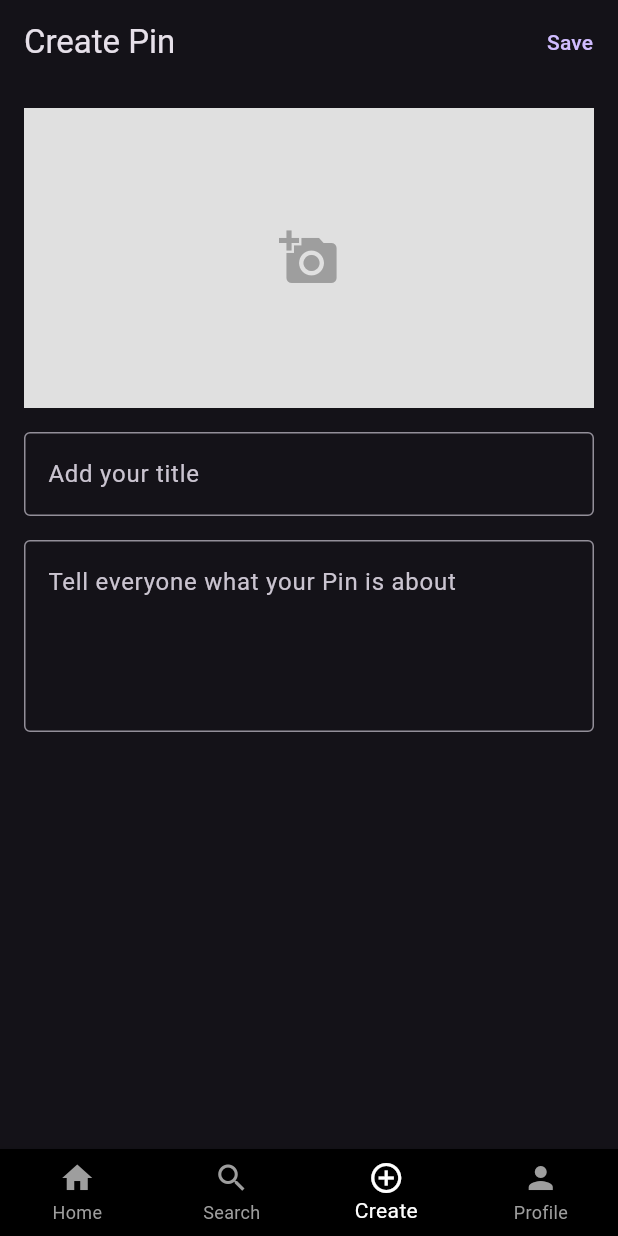
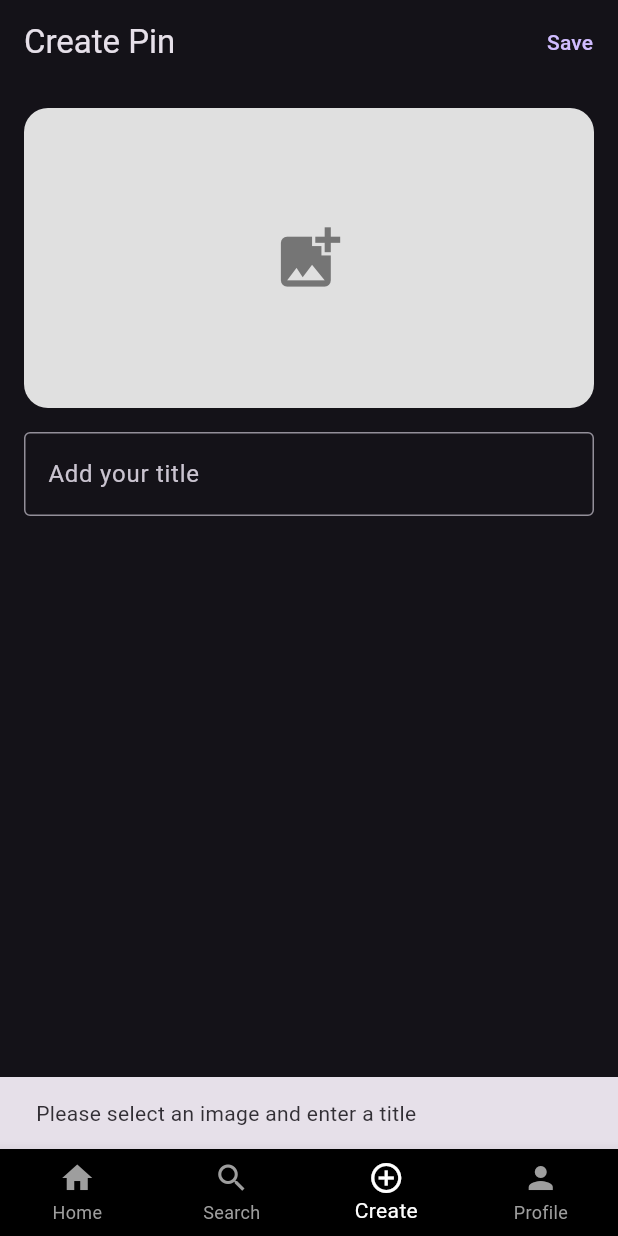
Before and after one commit to RayaAlam/alamgalerirpl, a Flutter app: the screen it shows once a user with an empty profile is signed in, item 3 of the bottom bar chosen, after a tap on "Save", on a phone screen of 412 x 824 dp. Run offline on Flutter 3.47's test engine with Material 3 defaults, Android fonts, the phone set to English and light mode, and no system bars; our stand-ins replace firebase_auth, firebase_core, image_picker; accounts and stored records are empty; network calls fail.

```diff
--- a/lib/main.dart
+++ b/lib/main.dart
@@ -4,6 +4,7 @@ import 'package:flutter_uilogin/provider/auth_provider.dart';
 import 'package:flutter_uilogin/provider/imagepick_provider.dart';
 import 'package:flutter_uilogin/screen/home_screen.dart';
 import 'package:flutter_uilogin/screen/login_screen.dart';
+import 'package:flutter_uilogin/services/firebase_service.dart';
 import 'package:provider/provider.dart';
 import 'package:firebase_core/firebase_core.dart';
 import 'firebase_options.dart';
@@ -13,6 +14,8 @@ import 'screen/home_screen.dart';
 import 'screen/search_screen.dart';
 import 'screen/create_post_screen.dart';
 import 'screen/profile_screen.dart';
+
+final firebaseService = FirebaseService();
 
 void main() async {
   WidgetsFlutterBinding.ensureInitialized();
--- a/lib/screen/create_post_screen.dart
+++ b/lib/screen/create_post_screen.dart
@@ -1,6 +1,10 @@
 import 'dart:io';
 
+import 'package:firebase_auth/firebase_auth.dart';
+import 'package:flutter/cupertino.dart';
 import 'package:flutter/material.dart';
+import 'package:flutter_uilogin/services/pin_service.dart';
+import 'package:image_picker/image_picker.dart';
 
 class CreatePostScreen extends StatefulWidget {
   @override
@@ -8,12 +12,47 @@ class CreatePostScreen extends StatefulWidget {
 }
 
 class _CreatePostScreenState extends State<CreatePostScreen> {
+  File? _image;
   final _titleController = TextEditingController();
-  final _descriptionController = TextEditingController();
-  File? _image;
+  final _pinService = PinService();
+  bool _isLoading = false;
 
   Future<void> _pickImage() async {
-    // Implement image picking logic
+    final picker = ImagePicker();
+    final pickedFile = await picker.pickImage(source: ImageSource.gallery);
+
+    if (pickedFile != null) {
+      setState(() {
+        _image = File(pickedFile.path);
+      });
+    }
+  }
+
+  Future<void> _createPin() async {
+    if (_image == null || _titleController.text.isEmpty) {
+      ScaffoldMessenger.of(context).showSnackBar(
+        SnackBar(content: Text('Please select an image and enter a title')),
+      );
+      return;
+    }
+
+    setState(() => _isLoading = true);
+
+    try {
+      await _pinService.createPin(
+        title: _titleController.text,
+        imageFile: _image!,
+        userId: FirebaseAuth.instance.currentUser!.uid,
+      );
+
+      Navigator.pop(context);
+    } catch (e) {
+      ScaffoldMessenger.of(context).showSnackBar(
+        SnackBar(content: Text('Error creating pin: $e')),
+      );
+    } finally {
+      setState(() => _isLoading = false);
+    }
   }
 
   @override
@@ -22,28 +61,41 @@ class _CreatePostScreenState extends State<CreatePostScreen> {
       appBar: AppBar(
         title: Text('Create Pin'),
         actions: [
-          TextButton(
-            onPressed: () {
-              // Implement save pin logic
-            },
-            child: Text('Save'),
-          ),
+          if (!_isLoading)
+            TextButton(
+              onPressed: _createPin,
+              child: Text('Save'),
+            ),
         ],
       ),
-      body: Padding(
-        padding: EdgeInsets.all(16.0),
+      body: _isLoading
+          ? Center(child: CircularProgressIndicator())
+          : SingleChildScrollView(
+        padding: EdgeInsets.all(16),
         child: Column(
-          crossAxisAlignment: CrossAxisAlignment.start,
           children: [
             GestureDetector(
               onTap: _pickImage,
-              child: _image != null
-                  ? Image.file(_image!, width: double.infinity, height: 200, fit: BoxFit.cover)
-                  : Container(
+              child: Container(
+                height: 200,
                 width: double.infinity,
-                height: 200,
-                color: Colors.grey[300],
-                child: Icon(Icons.add_a_photo, size: 40, color: Colors.grey),
+                decoration: BoxDecoration(
+                  color: Colors.grey[300],
+                  borderRadius: BorderRadius.circular(16),
+                ),
+                child: _image != null
+                    ? ClipRRect(
+                  borderRadius: BorderRadius.circular(16),
+                  child: Image.file(
+                    _image!,
+                    fit: BoxFit.cover,
+                  ),
+                )
+                    : Icon(
+                  Icons.add_photo_alternate,
+                  size: 50,
+                  color: Colors.grey[600],
+                ),
               ),
             ),
             SizedBox(height: 16),
@@ -54,15 +106,6 @@ class _CreatePostScreenState extends State<CreatePostScreen> {
                 border: OutlineInputBorder(),
               ),
             ),
-            SizedBox(height: 16),
-            TextField(
-              controller: _descriptionController,
-              maxLines: 4,
-              decoration: InputDecoration(
-                hintText: 'Tell everyone what your Pin is about',
-                border: OutlineInputBorder(),
-              ),
-            ),
           ],
         ),
       ),
--- a/lib/screen/profile_screen.dart
+++ b/lib/screen/profile_screen.dart
@@ -1,3 +1,4 @@
+import 'package:firebase_auth/firebase_auth.dart';
 import 'package:flutter/material.dart';
 import 'package:flutter_staggered_grid_view/flutter_staggered_grid_view.dart';
 import 'package:flutter_uilogin/widget/pin_card.dart';
@@ -41,7 +42,7 @@ class ProfileScreen extends StatelessWidget {
                   ),
                   SizedBox(height: 8),
                   Text(
-                    'Username',
+                    FirebaseAuth.instance.currentUser!.email!,
                     style: TextStyle(
                       color: Colors.white,
                       fontSize: 20,
```
Also changed, not shown: pubspec.yaml (+7 -2 lines), pubspec.lock, 4 other files.
